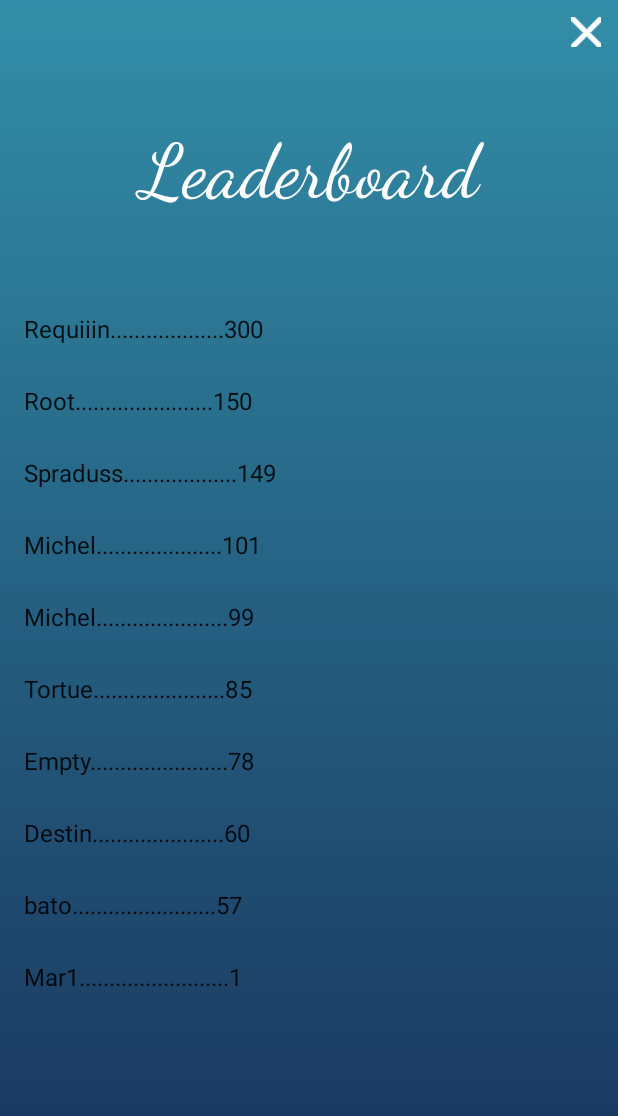
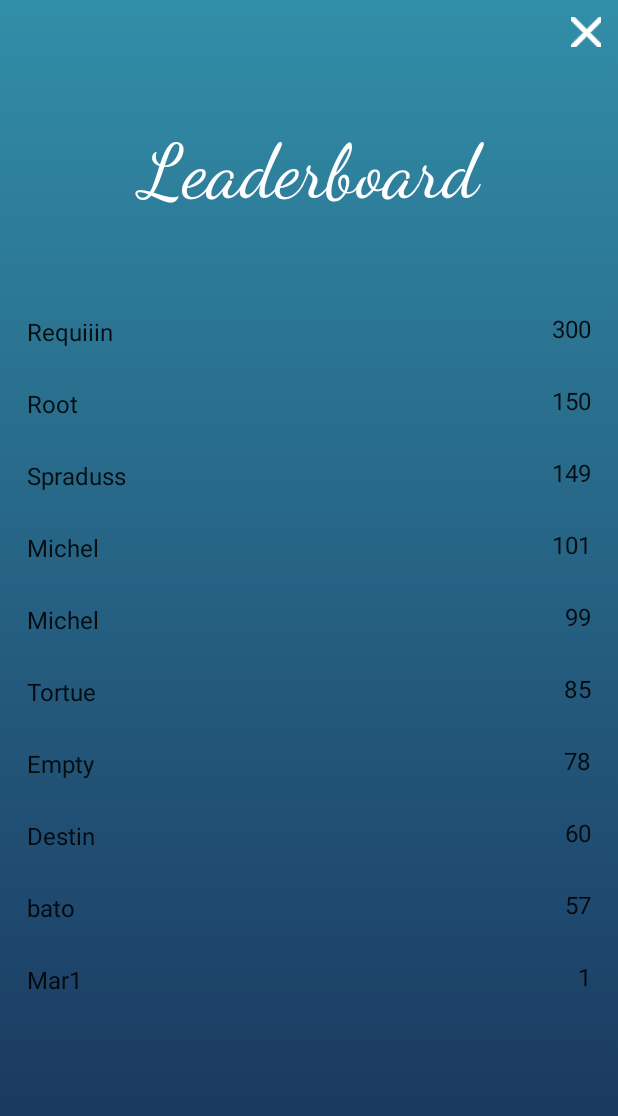
Before and after one commit to Golden-Sharks/UntitledSharkGames, an Android app: the ScoreBoard screen opened directly, with no data from a screen before it, on a phone screen of 412 x 824 dp. Shown: the top 1116 px of the screen. Run offline under Robolectric (Android 15) with nearby library versions, the phone set to English and light mode, and no system bars.

Commit message:
add score file and correct score board

```diff
--- a/app/src/main/java/esir/progm/untitledsharkgames/ScoreBoard.java
+++ b/app/src/main/java/esir/progm/untitledsharkgames/ScoreBoard.java
@@ -3,6 +3,7 @@ package esir.progm.untitledsharkgames;
 import androidx.appcompat.app.AppCompatActivity;
 
 import android.app.ActivityOptions;
+import android.content.Context;
 import android.content.Intent;
 import android.os.Bundle;
 import android.transition.Explode;
@@ -14,7 +15,11 @@ import android.widget.ArrayAdapter;
 import android.widget.ImageButton;
 import android.widget.ListView;
 
+import java.io.BufferedReader;
+import java.io.InputStream;
+import java.io.InputStreamReader;
 import java.util.ArrayList;
+import java.util.HashMap;
 import java.util.List;
 
 public class ScoreBoard extends AppCompatActivity {
@@ -43,23 +48,33 @@ public class ScoreBoard extends AppCompatActivity {
             }
         });
 
-        ArrayList<String> scores = loadScores();
+        HashMap<String, ArrayList<String>> map = loadScores(this.getApplicationContext());
+        ArrayList<String> users = map.get("users");
+        ArrayList<String> scores = map.get("scores");
 
-        ListView lv = findViewById(R.id.list_scores);
-        ArrayAdapter<String> arrayAdapter = new ArrayAdapter<String>(
+        ListView lv_users = findViewById(R.id.list_names);
+        ListView lv_scores = findViewById(R.id.list_scores);
+        ArrayAdapter<String> arrayAdapter_users = new ArrayAdapter<String>(
+                this,
+                android.R.layout.simple_list_item_1,
+                users);
+
+        ArrayAdapter<String> arrayAdapter_scores = new ArrayAdapter<String>(
                 this,
                 android.R.layout.simple_list_item_1,
                 scores);
 
-        lv.setAdapter(arrayAdapter);
-        lv.setDivider(null);
-        arrayAdapter.notifyDataSetChanged();
+        lv_users.setAdapter(arrayAdapter_users);
+        lv_users.setDivider(null);
+        lv_scores.setAdapter(arrayAdapter_scores);
+        lv_scores.setDivider(null);
+        arrayAdapter_scores.notifyDataSetChanged();
 
         ImageButton exit = findViewById(R.id.exit);
         exit.setOnClickListener(new View.OnClickListener() {
             @Override
             public void onClick(View view) {
-                startActivity(new Intent(ScoreBoard.this, MainMenu.class));
+                finish();
             }
         });
     }
@@ -73,19 +88,25 @@ public class ScoreBoard extends AppCompatActivity {
         }
     }
 
-    private ArrayList<String> loadScores(){
-        ArrayList<String> res = new ArrayList<>();
-        res.add("Requiiin...................300");
-        res.add("Root.......................150");
-        res.add("Spraduss...................149");
-        res.add("Michel.....................101");
-        res.add("Michel......................99");
-        res.add("Tortue......................85");
-        res.add("Empty.......................78");
-        res.add("Destin......................60");
-        res.add("bato........................57");
-        res.add("Mar1.........................1");
-
-        return res;
+    private HashMap<String, ArrayList<String>> loadScores(Context context){
+        ArrayList<String> users = new ArrayList<>();
+        ArrayList<String> scores = new ArrayList<>();
+        InputStream is = context.getResources().openRawResource(R.raw.scores);
+        BufferedReader r = new BufferedReader(new InputStreamReader(is));
+        String line;
+        try {
+            while ((line=r.readLine()) != null) {
+                System.out.println(line);
+                String[] splited = line.split(",");
+                users.add(splited[0]);
+                scores.add(splited[1]);
+            }
+        } catch (Exception e) {
+            e.printStackTrace();
+        }
+        HashMap<String, ArrayList<String>> retMap = new HashMap<>();
+        retMap.put("users", users);
+        retMap.put("scores", scores);
+        return retMap;
     }
 }
--- /dev/null
+++ b/app/src/main/java/esir/progm/untitledsharkgames/interfaces/Game.java
@@ -0,0 +1,7 @@
+package esir.progm.untitledsharkgames.interfaces;
+
+public interface Game {
+    public void launch();
+
+    public int getScore();
+}
--- /dev/null
+++ b/app/src/main/java/esir/progm/untitledsharkgames/interfaces/WifiP2P.java
@@ -0,0 +1,11 @@
+package esir.progm.untitledsharkgames.interfaces;
+
+public interface WifiP2P {
+    public void connect();
+
+    public void createGroup();
+
+    public void disconnect();
+
+    public void sendString(String message);
+}
--- a/app/src/main/res/layout/activity_score_board.xml
+++ b/app/src/main/res/layout/activity_score_board.xml
@@ -33,13 +33,31 @@
             android:layout_marginTop="75dp"
             android:layout_marginBottom="50dp"/>
 
-        <ListView
-            android:id="@+id/list_scores"
-            android:layout_width="match_parent"
-            android:layout_height="match_parent"
-            android:layout_below="@+id/title"
-            android:layout_centerHorizontal="true"
-            android:listSelector="@android:color/transparent"/>
+        <LinearLayout
+            android:layout_width="wrap_content"
+            android:layout_height="wrap_content"
+            android:orientation="horizontal"
+            android:layout_below="@+id/title">
+
+            <ListView
+                android:id="@+id/list_names"
+                android:layout_width="0dp"
+                android:layout_height="match_parent"
+                android:layout_margin="2dp"
+                android:layout_weight=".75"
+                android:listSelector="@android:color/transparent"/>
+
+            <ListView
+                android:id="@+id/list_scores"
+                android:layout_width="0dp"
+                android:layout_height="match_parent"
+                android:layout_margin="2dp"
+                android:layout_weight=".25"
+                android:layout_gravity="right"
+                android:layoutDirection="rtl"
+                android:listSelector="@android:color/transparent"/>
+        </LinearLayout>
+
 
     </RelativeLayout>
 
--- /dev/null
+++ b/app/src/main/res/raw/scores.txt
@@ -0,0 +1,10 @@
+Requiiin,300
+Root,150
+Spraduss,149
+Michel,101
+Michel,99
+Tortue,85
+Empty,78
+Destin,60
+bato,57
+Mar1,1
```
